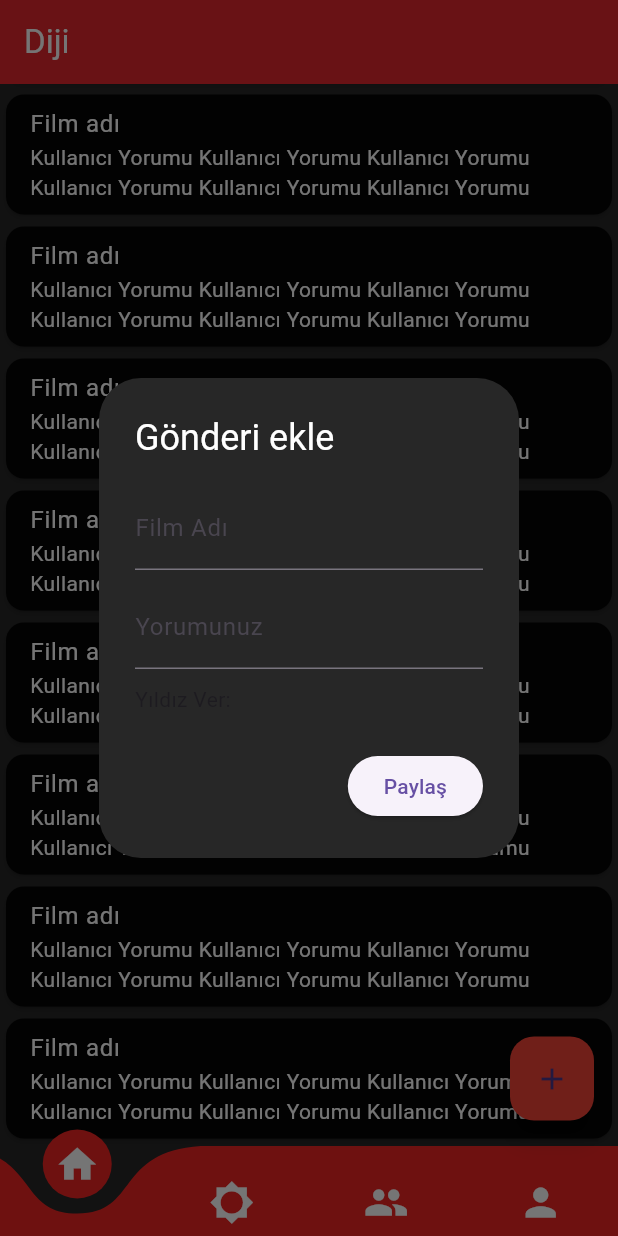
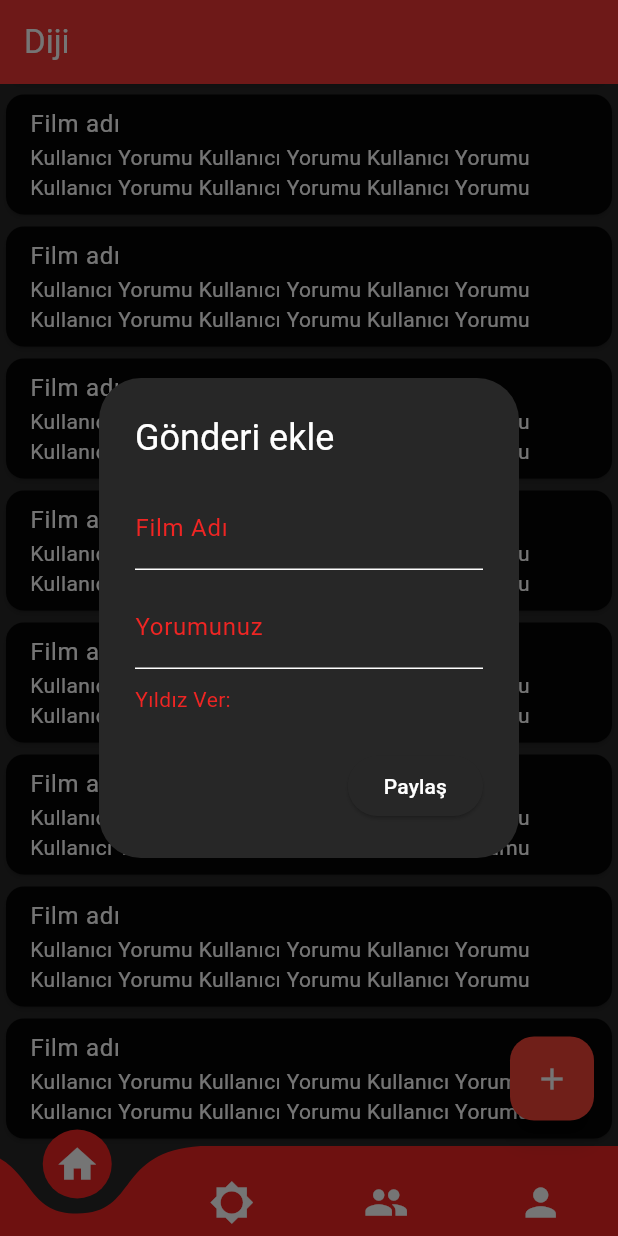
Before and after one commit to emirhncann/diji_app, a Flutter app: the screen it shows after launch, scrolled down 305 dp, after a tap on the "add" icon, on a phone screen of 412 x 824 dp. Run offline on Flutter 3.47's test engine with Material 3 defaults, Android fonts, the phone set to English and light mode, and no system bars; drawn by our look-alikes of curved_navigation_bar; our stand-ins replace cloud_firestore, firebase_auth, firebase_core, firebase_storage, google_fonts, google_generative_ai and 1 more; accounts and stored records are empty.

Commit message:
themedata

```diff
--- a/lib/main.dart
+++ b/lib/main.dart
@@ -1,5 +1,6 @@
 import 'package:flutter/material.dart';
 import 'package:firebase_core/firebase_core.dart';
+import 'package:social_movie_app/constants/color.dart';
 import 'package:social_movie_app/screens/account.dart';
 import 'package:social_movie_app/screens/home.dart';
 import 'package:social_movie_app/screens/my_profile.dart';
@@ -26,6 +27,19 @@ class MyApp extends StatelessWidget {
   Widget build(BuildContext context) {
     return MaterialApp(
       title: 'Diji',
+      theme: ThemeData(
+          colorScheme: ColorScheme(
+              brightness: Brightness.dark,
+              primary: AppColors.white,
+              onPrimary: AppColors.white,
+              secondary: AppColors.red,
+              onSecondary: AppColors.white,
+              error: AppColors.red,
+              onError: AppColors.red,
+              background: AppColors.white,
+              onBackground: AppColors.white,
+              surface: AppColors.dark,
+              onSurface: AppColors.red)),
       home: ProfilePage(),
     );
   }
--- a/lib/screens/my_profile.dart
+++ b/lib/screens/my_profile.dart
@@ -91,7 +91,8 @@ class ProfilePage extends StatelessWidget {
                     ),
                     SizedBox(height: 10),
                     TextField(
-                      decoration: InputDecoration(labelText: "Yorumunuz"),
+                      decoration: InputDecoration(
+                          labelText: "Yorumunuz", hoverColor: AppColors.red),
                       keyboardType: TextInputType.multiline,
                       minLines: 1,
                       maxLines: 5,
```
